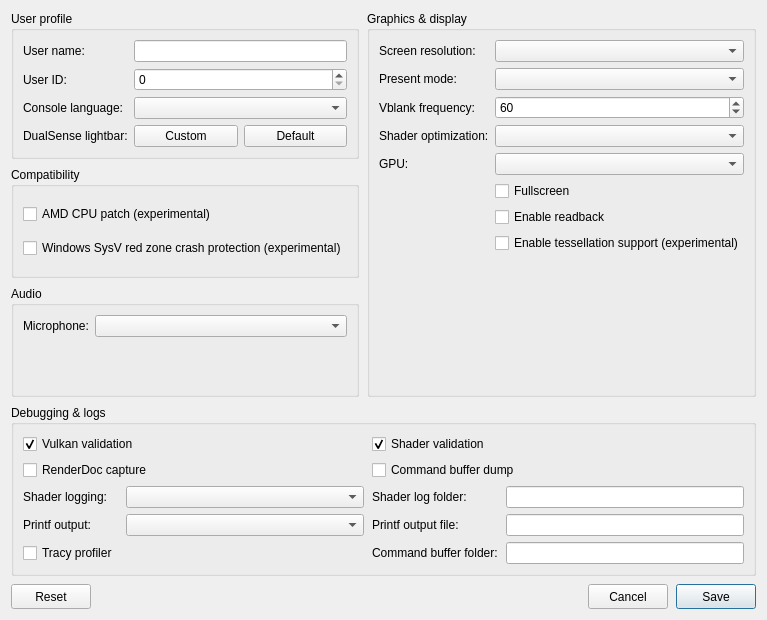
The window that src/launcher/forms/configuration_edit_dialog.ui (gr33k/KytyPS5) describes before a commit, drawn with Qt 5.
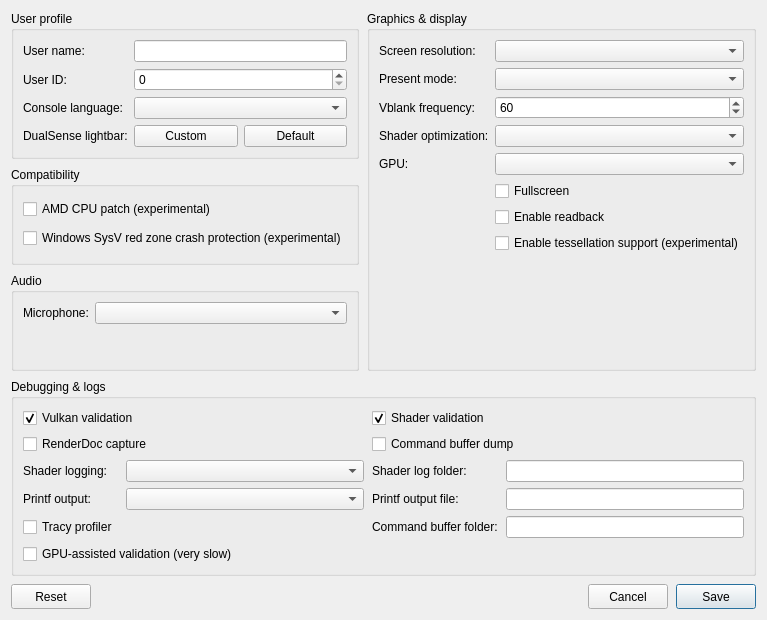
The same window after the commit. Custom widgets are drawn as their Qt base class.

Commit message: launcher: add GPU-assisted validation option

Patch:
```diff
--- a/src/launcher/forms/configuration_edit_dialog.ui
+++ b/src/launcher/forms/configuration_edit_dialog.ui
@@ -290,6 +290,12 @@
           <property name="clearButtonEnabled"><bool>true</bool></property>
          </widget>
         </item>
+        <item row="5" column="0" colspan="4">
+         <widget class="QCheckBox" name="checkBox_gpu_assisted_validation">
+          <property name="toolTip"><string>Bounds-check shader accesses on the GPU. Implies Vulkan validation; very slow</string></property>
+          <property name="text"><string>GPU-assisted validation (very slow)</string></property>
+         </widget>
+        </item>
        </layout>
       </widget>
      </item>
```
The commit also changes 3 other files.
